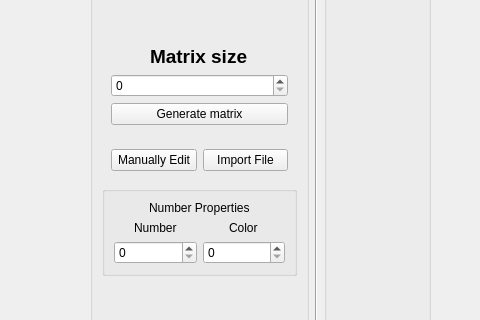
Qt form numberLink.ui (dangkh/NumberLink_SAT) before a commit; both pictures show x 0 to 480 and y 130 to 450 of the 998 by 709 pixel window.
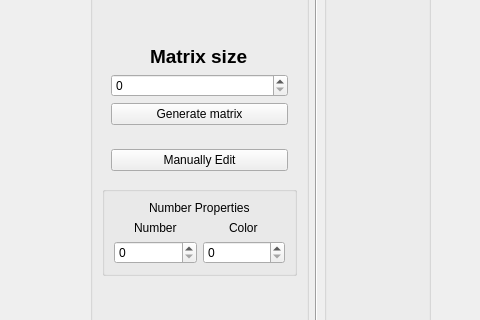
The same form after that commit.

Commit message: add visual sample and import sample

```diff
--- a/numberLink.ui
+++ b/numberLink.ui
@@ -89,13 +89,6 @@
              </property>
             </widget>
            </item>
-           <item>
-            <widget class="QPushButton" name="auEditBtn">
-             <property name="text">
-              <string>Import File</string>
-             </property>
-            </widget>
-           </item>
           </layout>
          </widget>
         </item>
```
Left out of the diff: 2 changed lines with no effect on the pictures. The commit also changes 3 other files.
